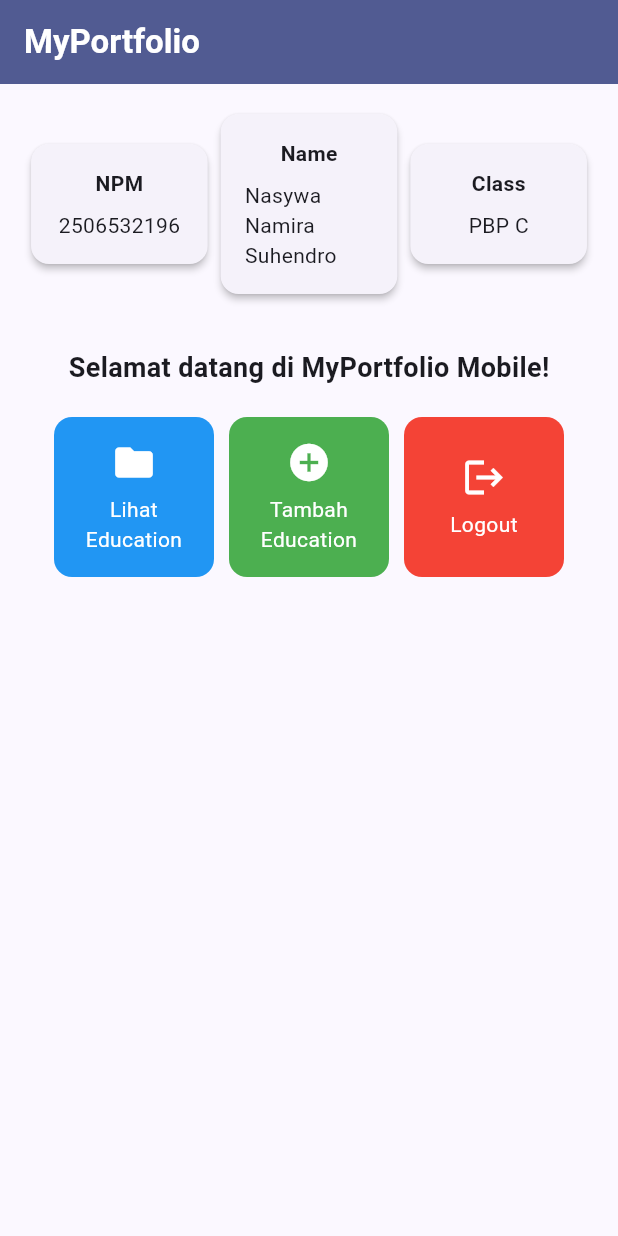
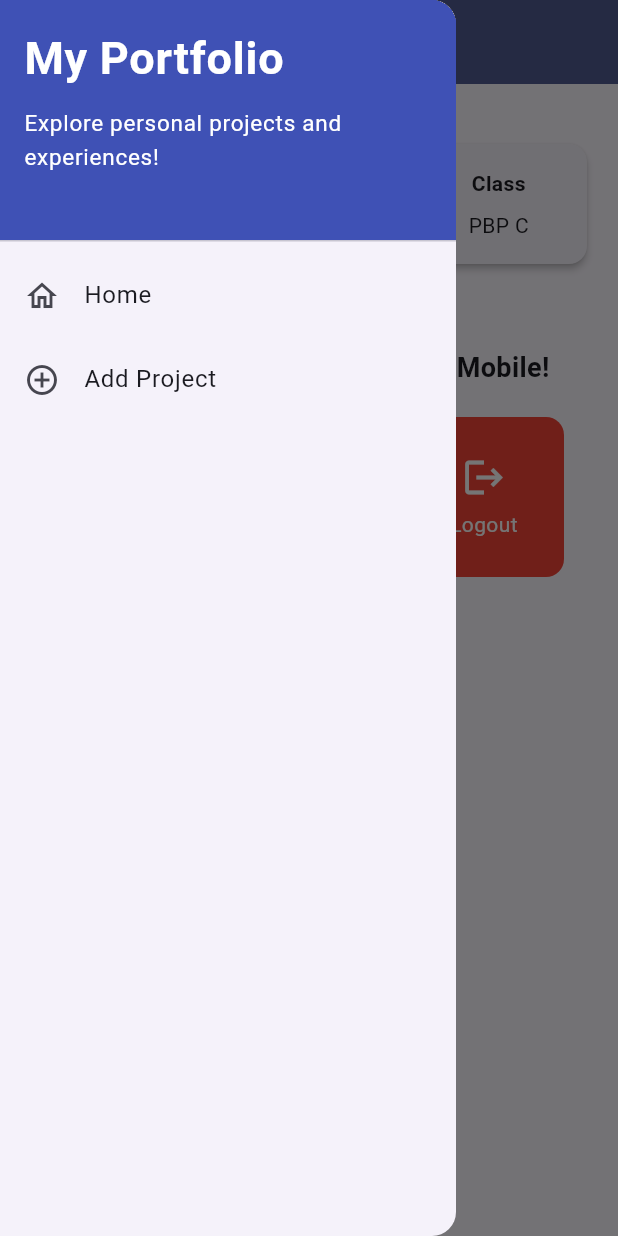
Before and after one commit to nasywanamira/myportofolio_mobile, a Flutter app: the screen it shows after launch, with the side drawer open (before the commit the screen has no drawer), on a phone screen of 412 x 824 dp. Run offline on Flutter 3.47's test engine with Material 3 defaults, Android fonts, the phone set to English and light mode, and no system bars.

Commit message:
(tutorial): menambahkan drawer menu untuk navigasi

```diff
--- a/lib/menu.dart
+++ b/lib/menu.dart
@@ -1,4 +1,5 @@
 import 'package:flutter/material.dart';
+import 'package:myportofolio_mobile/widgets/left_drawer.dart';
 
 class MyHomePage extends StatelessWidget {
   MyHomePage({super.key});
@@ -27,7 +28,9 @@ class MyHomePage extends StatelessWidget {
           ),
         ),
         backgroundColor: Theme.of(context).colorScheme.primary,
+        iconTheme: const IconThemeData(color: Colors.white)
       ),
+      drawer: const LeftDrawer(),
       // Body halaman utama dengan padding di sekelilingnya.
       body: Padding(
         padding: const EdgeInsets.all(16.0),
--- /dev/null
+++ b/lib/widgets/left_drawer.dart
@@ -0,0 +1,54 @@
+import 'package:flutter/material.dart';
+import 'package:myportofolio_mobile/menu.dart';
+
+class LeftDrawer extends StatelessWidget {
+  const LeftDrawer({super.key});
+
+  @override
+  Widget build(BuildContext context) {
+    return Drawer(
+      child: ListView(
+        children: [
+          const DrawerHeader(
+            decoration: BoxDecoration(color: Colors.indigo),
+            child: Column(
+              crossAxisAlignment: CrossAxisAlignment.start,
+              children: [
+                Text(
+                  'My Portfolio',
+                  style: TextStyle(
+                    fontSize: 30,
+                    fontWeight: FontWeight.bold,
+                    color: Colors.white,
+                  ),
+                ),
+                SizedBox(height: 10),
+                Text(
+                  'Explore personal projects and experiences!',
+                  style: TextStyle(fontSize: 15, color: Colors.white),
+                ),
+              ],
+            ),
+          ),
+          ListTile(
+            leading: const Icon(Icons.home_outlined),
+            title: const Text('Home'),
+            onTap: () {
+              Navigator.pushReplacement(
+                context,
+                MaterialPageRoute(builder: (_) => MyHomePage()),
+              );
+            },
+          ),
+          ListTile(
+            leading: const Icon(Icons.add_circle_outline),
+            title: const Text('Add Project'),
+            onTap: () {
+              // TODO: Hubungkan ke ProjectFormPage setelah halamannya dibuat.
+            },
+          ),
+        ],
+      ),
+    );
+  }
+}
```
